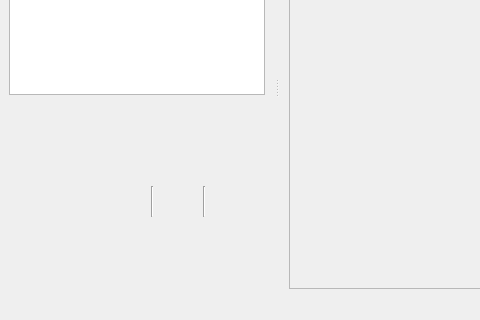
This is ui/MainWindow.ui in ImageProcessing-ElectronicPublications/scantailor-deviant as Qt 5 draws it before an edit; both pictures show x 0 to 480 and y 144 to 464 of the 783 by 464 pixel window. The edited form follows.
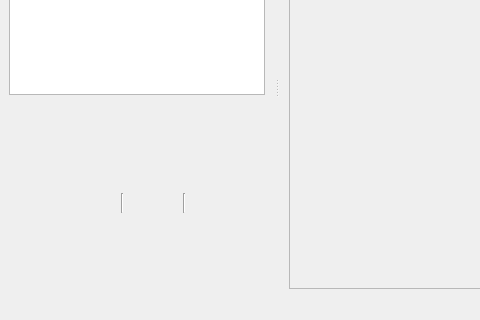
This is the edited form. Icons and pictures are not drawn. Custom widgets are drawn as their Qt base class.

Commit message: Display mouse pos in same units as page size + status bar style adjustments

What changed in the file:
```diff
--- a/ui/MainWindow.ui
+++ b/ui/MainWindow.ui
@@ -314,14 +314,26 @@
            <widget class="QWidget" name="statusBarPanel" native="true">
             <property name="geometry">
              <rect>
-              <x>99</x>
-              <y>85</y>
-              <width>141</width>
-              <height>31</height>
+              <x>59</x>
+              <y>92</y>
+              <width>181</width>
+              <height>20</height>
              </rect>
             </property>
             <layout class="QHBoxLayout" name="horizontalLayout_2">
-             <item>
+             <property name="leftMargin">
+              <number>0</number>
+             </property>
+             <property name="topMargin">
+              <number>0</number>
+             </property>
+             <property name="rightMargin">
+              <number>0</number>
+             </property>
+             <property name="bottomMargin">
+              <number>0</number>
+             </property>
+             <item alignment="Qt::AlignRight">
               <widget class="QLabel" name="statusLabelMousePos">
                <property name="minimumSize">
                 <size>
@@ -362,7 +374,7 @@
                 <string>Physical size of image. (Click to change units of measurement)</string>
                </property>
                <property name="alignment">
-                <set>Qt::AlignRight|Qt::AlignTrailing|Qt::AlignVCenter</set>
+                <set>Qt::AlignCenter</set>
                </property>
                <property name="textInteractionFlags">
                 <set>Qt::LinksAccessibleByMouse|Qt::TextSelectableByMouse</set>
@@ -391,13 +403,29 @@
                 <string>Position of the selected page in current order</string>
                </property>
                <property name="alignment">
-                <set>Qt::AlignRight|Qt::AlignTrailing|Qt::AlignVCenter</set>
+                <set>Qt::AlignCenter</set>
                </property>
                <property name="textInteractionFlags">
                 <set>Qt::LinksAccessibleByMouse</set>
                </property>
               </widget>
              </item>
+             <item>
+              <spacer name="horizontalSpacer_2">
+               <property name="orientation">
+                <enum>Qt::Horizontal</enum>
+               </property>
+               <property name="sizeType">
+                <enum>QSizePolicy::Fixed</enum>
+               </property>
+               <property name="sizeHint" stdset="0">
+                <size>
+                 <width>10</width>
+                 <height>20</height>
+                </size>
+               </property>
+              </spacer>
+             </item>
             </layout>
            </widget>
           </widget>
```
The commit also changes 2 other files.
